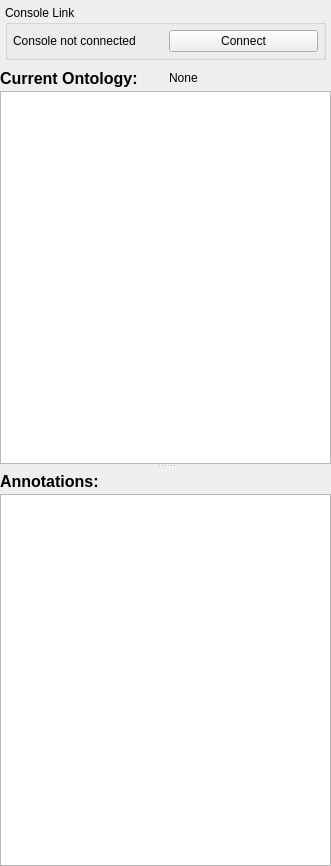
CBL-ORION/Vaa3D-mirror, file v3d_main/neuron_annotator/gui/AnnotationWidget.ui: the form before one commit.
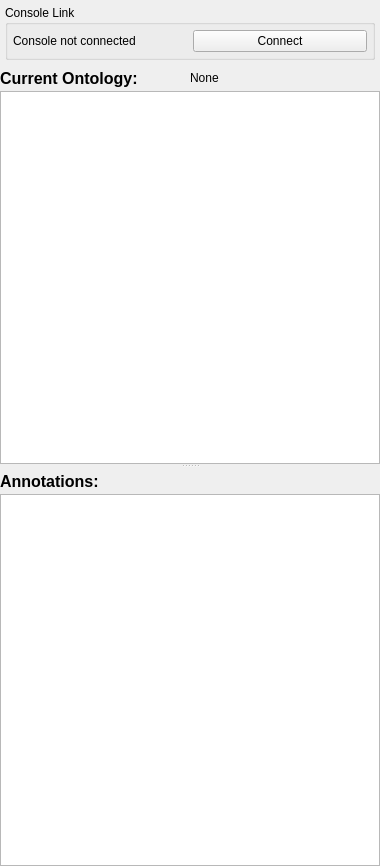
The form after the commit. Custom widgets are drawn as their Qt base class.

```diff
--- a/v3d_main/neuron_annotator/gui/AnnotationWidget.ui
+++ b/v3d_main/neuron_annotator/gui/AnnotationWidget.ui
@@ -6,7 +6,7 @@
    <rect>
     <x>0</x>
     <y>0</y>
-    <width>331</width>
+    <width>380</width>
     <height>866</height>
    </rect>
   </property>
@@ -102,7 +102,7 @@
         <widget class="QWidget" name="horizontalWidget_4" native="true">
          <layout class="QHBoxLayout" name="horizontalLayout_4">
           <property name="spacing">
-           <number>-1</number>
+           <number>0</number>
           </property>
           <property name="margin">
            <number>0</number>
```
